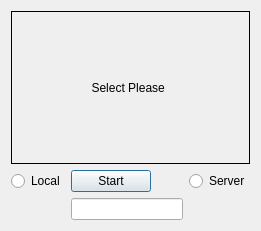
Old version of the form zenom/zenom/zenom/camerascene.ui in the repository ahmedius2/Zenom.
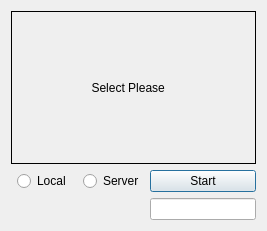
New version of the form.

The edit to the form file:
```diff
--- a/zenom/zenom/zenom/camerascene.ui
+++ b/zenom/zenom/zenom/camerascene.ui
@@ -6,7 +6,7 @@
    <rect>
     <x>0</x>
     <y>0</y>
-    <width>261</width>
+    <width>267</width>
     <height>231</height>
    </rect>
   </property>
@@ -14,7 +14,14 @@
    <string>Dialog</string>
   </property>
   <layout class="QGridLayout" name="gridLayout">
-   <item row="0" column="0" colspan="4">
+   <item row="2" column="3">
+    <widget class="QRadioButton" name="server">
+     <property name="text">
+      <string>Server</string>
+     </property>
+    </widget>
+   </item>
+   <item row="1" column="0" colspan="5">
     <widget class="QLabel" name="label_camera">
      <property name="autoFillBackground">
       <bool>true</bool>
@@ -27,21 +34,14 @@
      </property>
     </widget>
    </item>
-   <item row="1" column="0">
+   <item row="2" column="1">
     <widget class="QRadioButton" name="local">
      <property name="text">
       <string>Local</string>
      </property>
     </widget>
    </item>
-   <item row="1" column="3">
-    <widget class="QRadioButton" name="server">
-     <property name="text">
-      <string>Server</string>
-     </property>
-    </widget>
-   </item>
-   <item row="1" column="1">
+   <item row="2" column="4">
     <widget class="QPushButton" name="start">
      <property name="layoutDirection">
       <enum>Qt::LeftToRight</enum>
@@ -51,7 +51,7 @@
      </property>
     </widget>
    </item>
-   <item row="2" column="1" colspan="2">
+   <item row="3" column="4">
     <widget class="QLineEdit" name="ipAddress">
      <property name="styleSheet">
       <string notr="true">color: rgb(85, 255, 0);</string>
```
